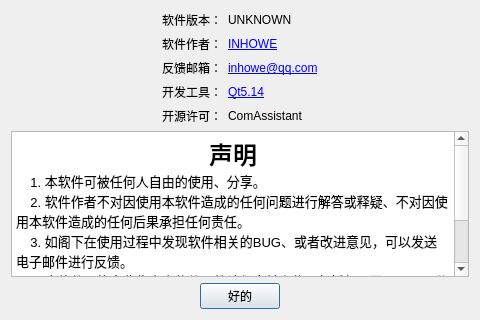
This is ComAssistant/ui/about_me_dialog.ui in DukeHouse/ComAssistant as Qt 5 draws it before an edit. The edited form follows.
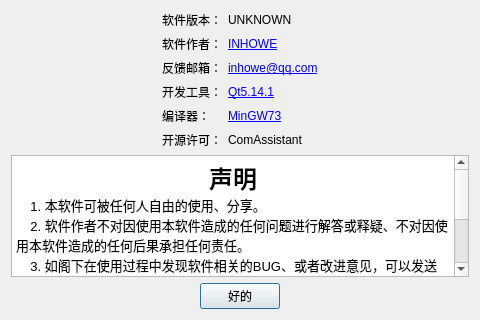
This is the edited form.

Diff of the .ui file:
```diff
--- a/ComAssistant/ui/about_me_dialog.ui
+++ b/ComAssistant/ui/about_me_dialog.ui
@@ -79,7 +79,7 @@
          </property>
         </widget>
        </item>
-       <item row="4" column="0">
+       <item row="5" column="0">
         <widget class="QLabel" name="label_github">
          <property name="enabled">
           <bool>true</bool>
@@ -89,7 +89,7 @@
          </property>
         </widget>
        </item>
-       <item row="4" column="1">
+       <item row="5" column="1">
         <widget class="QLabel" name="githubUrl">
          <property name="text">
           <string>ComAssistant</string>
@@ -109,7 +109,24 @@
        <item row="3" column="1">
         <widget class="QLabel" name="QtUrl">
          <property name="text">
-          <string>&lt;a href=&quot;https://www.qt.io/&quot;&gt;Qt5.14&lt;/a&gt;</string>
+          <string>&lt;a href=&quot;https://www.qt.io/&quot;&gt;Qt5.14.1&lt;/a&gt;</string>
+         </property>
+        </widget>
+       </item>
+       <item row="4" column="0">
+        <widget class="QLabel" name="label_Compiler">
+         <property name="enabled">
+          <bool>true</bool>
+         </property>
+         <property name="text">
+          <string>编译器：</string>
+         </property>
+        </widget>
+       </item>
+       <item row="4" column="1">
+        <widget class="QLabel" name="QtUrl_Compiler">
+         <property name="text">
+          <string>&lt;a href=&quot;http://www.mingw.org/&quot;&gt;MinGW73&lt;/a&gt;</string>
          </property>
         </widget>
        </item>
```
